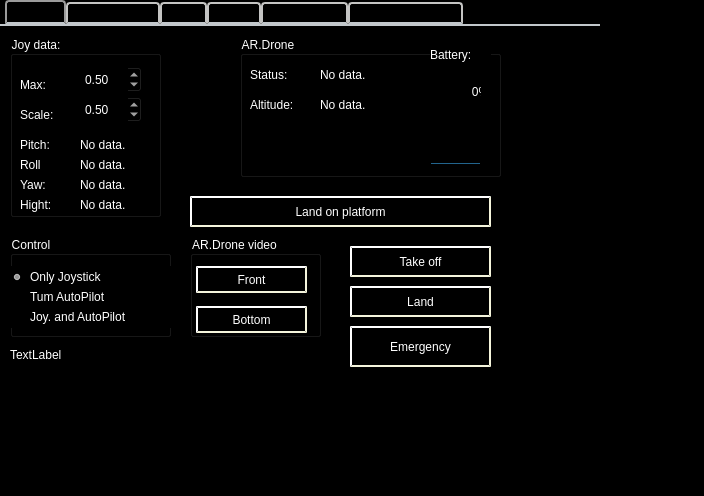
JonNatanael/ardrone_gui, file src/my_namespace/my_plugin.ui: the form before one commit.
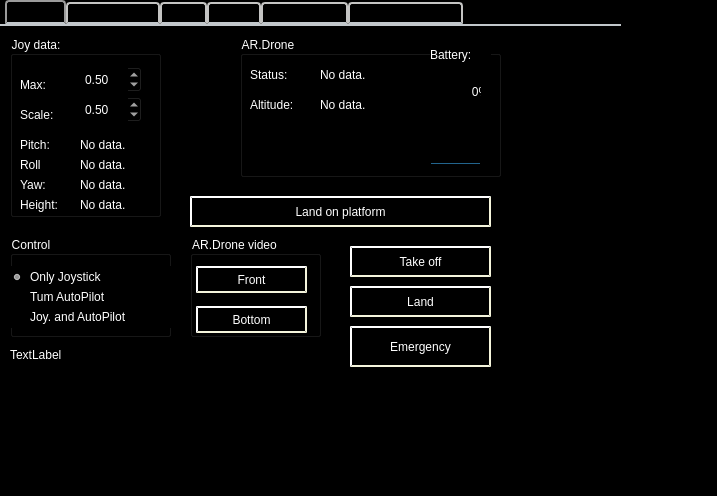
The form after the commit. Icons and pictures are not drawn.

What changed in the file:
```diff
--- a/src/my_namespace/my_plugin.ui
+++ b/src/my_namespace/my_plugin.ui
@@ -9,7 +9,7 @@
    <rect>
     <x>0</x>
     <y>0</y>
-    <width>704</width>
+    <width>717</width>
     <height>496</height>
    </rect>
   </property>
@@ -53,7 +53,7 @@
     <rect>
      <x>0</x>
      <y>0</y>
-     <width>600</width>
+     <width>621</width>
      <height>381</height>
     </rect>
    </property>
@@ -65,7 +65,7 @@
    </property>
    <property name="maximumSize">
     <size>
-     <width>600</width>
+     <width>1200</width>
      <height>600</height>
     </size>
    </property>
@@ -229,7 +229,7 @@
        </rect>
       </property>
       <property name="text">
-       <string>Hight:</string>
+       <string>Height:</string>
       </property>
      </widget>
      <widget class="QLabel" name="label_pitch_y">
```
Left out of the diff: 2 changed lines with no effect on the pictures.
